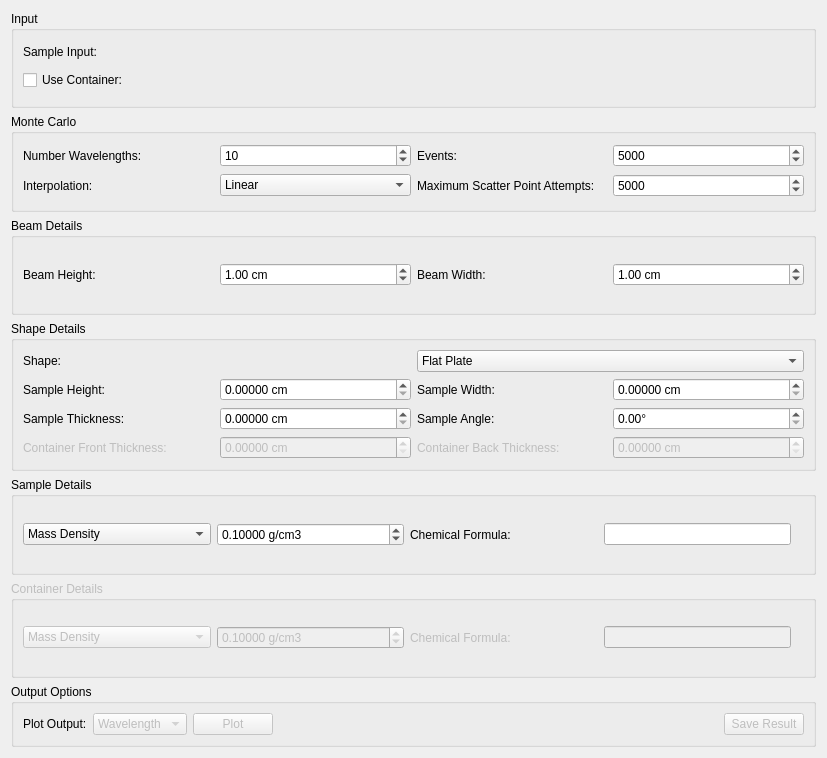
Before: the Qt Designer form qt/scientific_interfaces/Indirect/AbsorptionCorrections.ui in mantidproject/mantid, drawn with Qt 5.
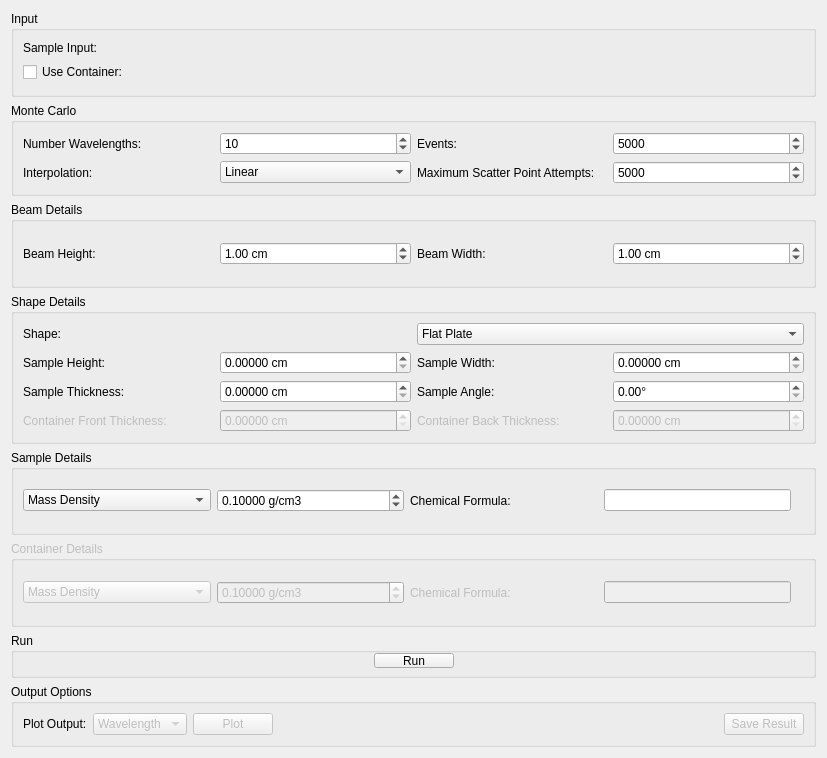
After: the same form once the commit is applied. Custom widgets are drawn as their Qt base class.

Commit message: Refs #23700. Move Run button

The edit to the form file:
```diff
--- a/qt/scientific_interfaces/Indirect/AbsorptionCorrections.ui
+++ b/qt/scientific_interfaces/Indirect/AbsorptionCorrections.ui
@@ -843,6 +843,66 @@
      </layout>
     </widget>
    </item>
+   <item>
+    <widget class="QGroupBox" name="gbRun">
+     <property name="minimumSize">
+      <size>
+       <width>0</width>
+       <height>45</height>
+      </size>
+     </property>
+     <property name="maximumSize">
+      <size>
+       <width>16777215</width>
+       <height>45</height>
+      </size>
+     </property>
+     <property name="title">
+      <string>Run</string>
+     </property>
+     <layout class="QHBoxLayout" name="horizontalLayout">
+      <property name="topMargin">
+       <number>0</number>
+      </property>
+      <property name="bottomMargin">
+       <number>7</number>
+      </property>
+      <item>
+       <spacer name="horizontalSpacer">
+        <property name="orientation">
+         <enum>Qt::Horizontal</enum>
+        </property>
+        <property name="sizeHint" stdset="0">
+         <size>
+          <width>348</width>
+          <height>20</height>
+         </size>
+        </property>
+       </spacer>
+      </item>
+      <item>
+       <widget class="QPushButton" name="pbRun">
+        <property name="text">
+         <string>Run</string>
+        </property>
+       </widget>
+      </item>
+      <item>
+       <spacer name="horizontalSpacer_3">
+        <property name="orientation">
+         <enum>Qt::Horizontal</enum>
+        </property>
+        <property name="sizeHint" stdset="0">
+         <size>
+          <width>348</width>
+          <height>20</height>
+         </size>
+        </property>
+       </spacer>
+      </item>
+     </layout>
+    </widget>
+   </item>
    <item>
     <widget class="QGroupBox" name="gbOutput">
      <property name="sizePolicy">
```
The commit also changes 14 other files.
